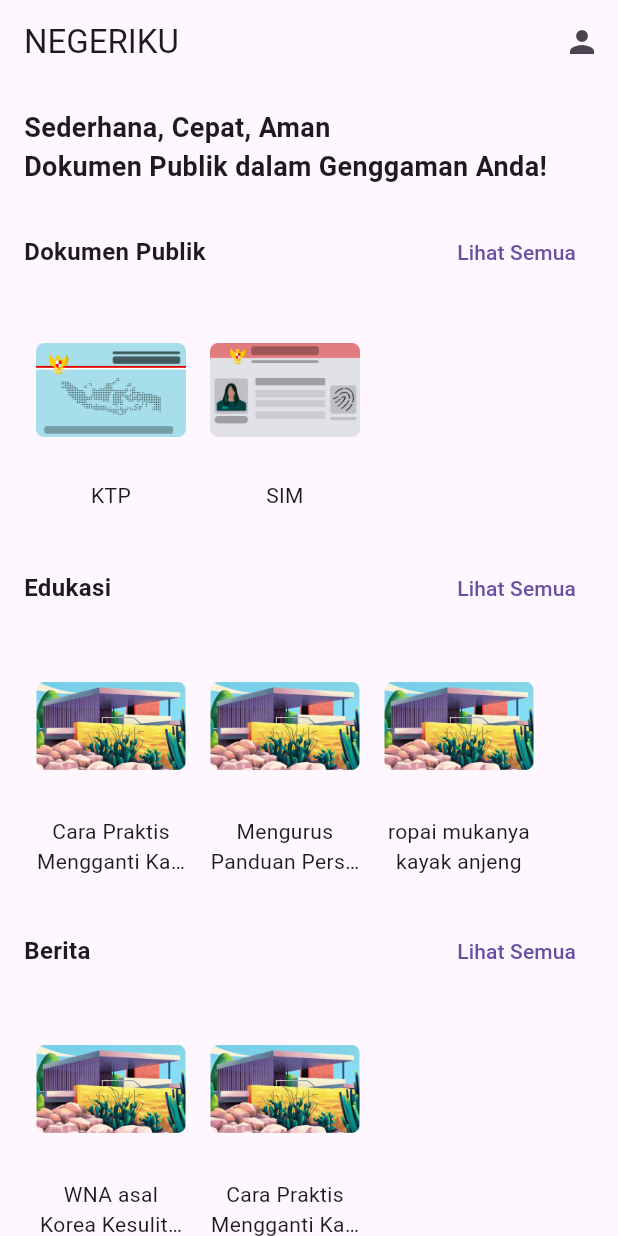
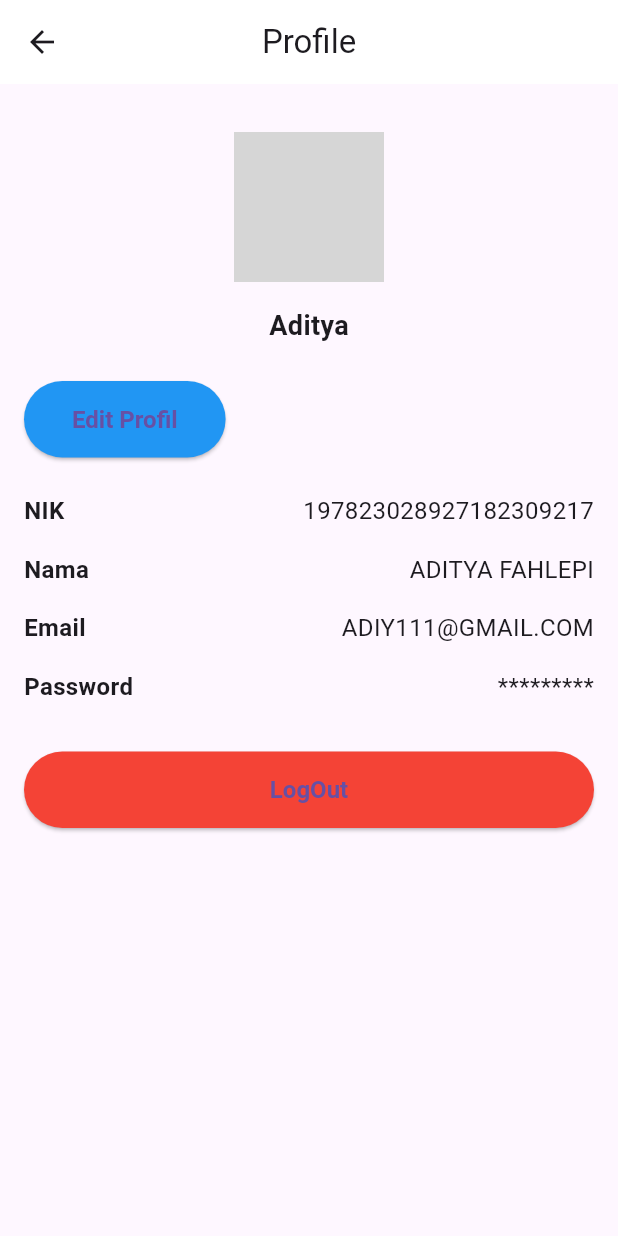
Before and after one commit to tb-sirait/PakRandiDosenFavorit, a Flutter app: the screen it shows after launch, after a tap on the "person" icon, on a phone screen of 412 x 824 dp. Run offline on Flutter 3.47's test engine with Material 3 defaults, Android fonts, the phone set to English and light mode, and no system bars; grey boxes are pictures that could not be loaded.

Commit message:
update code = berita

```diff
--- a/lib/home_activity.dart
+++ b/lib/home_activity.dart
@@ -1,8 +1,9 @@
 import 'package:flutter/material.dart';
-import 'package:pakrandidosenfavorit/opsi_berita.dart';
-import 'package:pakrandidosenfavorit/opsi_edukasi.dart';
+import 'package:pakrandidosenfavorit/opsi_homepage/opsi_berita.dart';
+import 'package:pakrandidosenfavorit/opsi_homepage/opsi_edukasi.dart';
+import 'package:pakrandidosenfavorit/profil/profil.dart';
 
-import 'opsi.dart';
+import 'opsi_homepage/opsi.dart';
 
 class HomePage extends StatelessWidget {
   @override
@@ -14,7 +15,10 @@ class HomePage extends StatelessWidget {
           IconButton(
             icon: Icon(Icons.person),
             onPressed: () {
-              // Action untuk icon user
+              Navigator.push(
+                  context,
+                  MaterialPageRoute(builder: (context) => Profile())
+              );
             },
           ),
         ],
--- a/lib/main.dart
+++ b/lib/main.dart
@@ -1,10 +1,11 @@
 import 'package:flutter/material.dart';
-import 'package:pakrandidosenfavorit/opsi_edukasi.dart';
+import 'package:pakrandidosenfavorit/berita/dummy_konten_berita.dart';
+import 'package:pakrandidosenfavorit/opsi_homepage/opsi_edukasi.dart';
+import 'package:pakrandidosenfavorit/profil/profil.dart';
 import 'home_activity.dart';
-import 'opsi.dart';
+import 'opsi_homepage/opsi.dart';
 import 'SplashScreen.dart';
-import 'opsi_berita.dart';
-import 'opsi_edukasi.dart';
+import 'opsi_homepage/opsi_berita.dart';
 
 void main() {
   runApp(MyApp());
@@ -20,8 +21,10 @@ class MyApp extends StatelessWidget {
         '/': (context) => SplashScreen(),
         '/home': (context) => HomePage(),
         '/second': (context) => SecondPage(),
-        '/news': (context)=> OpsiBerita(),
-        '/education': (context) => OpsiEdukasi(),
+        '/news': (context)=> const OpsiBerita(),
+        '/education': (context) => const OpsiEdukasi(),
+        '/profile': (context) => const Profile(),
+        '/news/nama-konten-1': (context)=> const KontenBerita1()
       },
     );
   }
--- /dev/null
+++ b/lib/profil/profil.dart
@@ -0,0 +1,109 @@
+import 'package:flutter/material.dart';
+
+class Profile extends StatelessWidget {
+  const Profile({Key? key}) : super(key: key);
+
+  @override
+  Widget build(BuildContext context) {
+    return Scaffold(
+      appBar: AppBar(
+        leading: IconButton(
+          icon: const Icon(Icons.arrow_back),
+          onPressed: () {
+            Navigator.pop(context);
+          },
+        ),
+        title: const Text('Profile'),
+        backgroundColor: Colors.white,
+        elevation: 0,
+        centerTitle: true,
+      ),
+      body: Padding(
+        padding: const EdgeInsets.all(16.0),
+        child: Column(
+          crossAxisAlignment: CrossAxisAlignment.start,
+          children: [
+            const SizedBox(height: 16),
+            Center(
+              child: CircleAvatar(
+                radius: 50,
+                backgroundImage: AssetImage('assets/images/user.png'), // Replace with your actual image
+              ),
+            ),
+            const SizedBox(height: 16),
+            Center(
+              child: Text(
+                'Aditya',
+                style: const TextStyle(
+                  fontSize: 18,
+                  fontWeight: FontWeight.bold,
+                ),
+              ),
+            ),
+            const SizedBox(height: 24),
+            ElevatedButton(
+              onPressed: () {
+                // Navigate to edit profile screen
+              },
+              style: ElevatedButton.styleFrom(
+                backgroundColor: Colors.blue,
+                padding: const EdgeInsets.symmetric(vertical: 16, horizontal: 32),
+                textStyle: const TextStyle(
+                  fontSize: 16,
+                  fontWeight: FontWeight.bold,
+                ),
+              ),
+              child: const Text('Edit Profil'),
+            ),
+            const SizedBox(height: 24),
+            _buildProfileField('NIK', '197823028927182309217'),
+            const SizedBox(height: 16),
+            _buildProfileField('Nama', 'ADITYA FAHLEPI'),
+            const SizedBox(height: 16),
+            _buildProfileField('Email', 'ADIY111@GMAIL.COM'),
+            const SizedBox(height: 16),
+            _buildProfileField('Password', '*********'),
+            const SizedBox(height: 32),
+            SizedBox(
+              width: double.infinity,
+              child: ElevatedButton(
+                onPressed: () {
+                  // Implement logout logic
+                },
+                style: ElevatedButton.styleFrom(
+                  backgroundColor: Colors.red,
+                  padding: const EdgeInsets.symmetric(vertical: 16),
+                  textStyle: const TextStyle(
+                    fontSize: 16,
+                    fontWeight: FontWeight.bold,
+                  ),
+                ),
+                child: const Text('LogOut'),
+              ),
+            ),
+          ],
+        ),
+      ),
+    );
+  }
+
+  Widget _buildProfileField(String label, String value) {
+    return Row(
+      children: [
+        Expanded(
+          child: Text(
+            label,
+            style: const TextStyle(
+              fontSize: 16,
+              fontWeight: FontWeight.bold,
+            ),
+          ),
+        ),
+        Text(
+          value,
+          style: const TextStyle(fontSize: 16),
+        ),
+      ],
+    );
+  }
+}
```
Also changed, not shown: lib/berita/dummy_konten_berita.dart (added, +58 -0 lines), lib/opsi_homepage/opsi_berita.dart (renamed from lib/opsi_berita.dart, +16 -2 lines), lib/opsi_homepage/opsi.dart (renamed from lib/opsi.dart), lib/opsi_homepage/opsi_edukasi.dart (renamed from lib/opsi_edukasi.dart), lib/profil/edit_profil.dart (added), lib/profil/login_sign_in/login.dart (added), lib/profil/login_sign_in/sign_in.dart (added).
